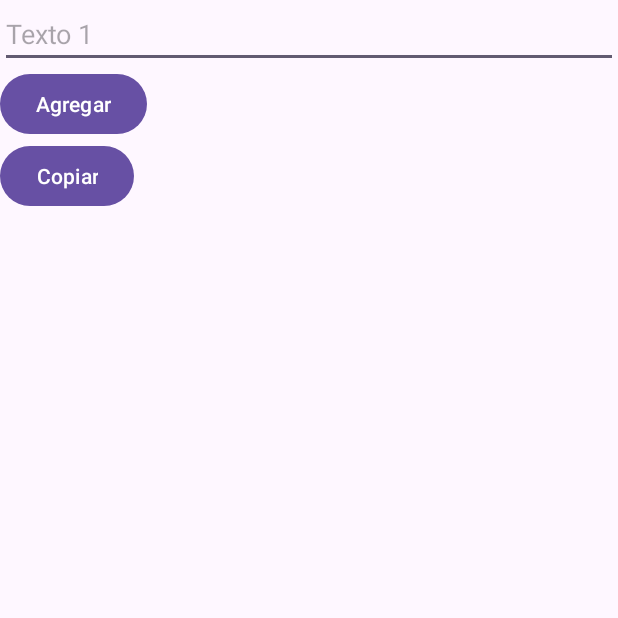
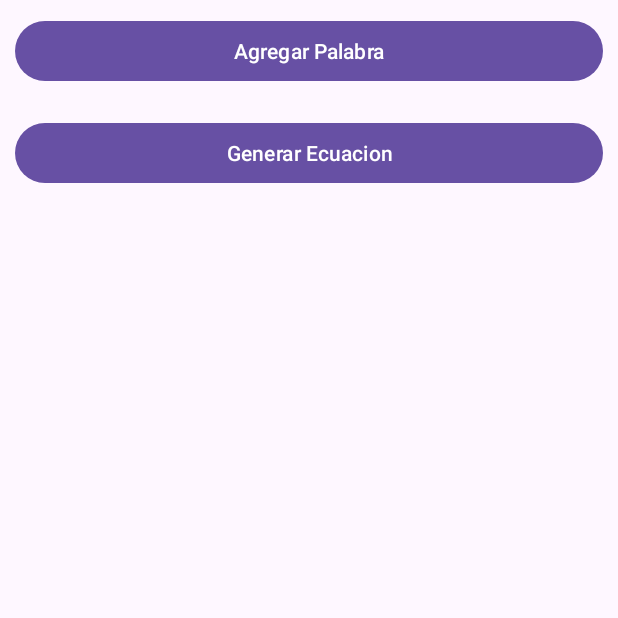
Before and after one commit to alancarlossilvestre/App_Ecuacion_De_Busqueda, an Android app: the screen it shows after launch (MainActivity), on a phone screen of 412 x 824 dp, the top half of it. Run offline under Robolectric (Android 15) with nearby library versions, the phone set to English and light mode, and no system bars.

Commit message:
funcionalidad de agregar palabras lista

```diff
--- a/app/src/main/java/com/example/dicionario/MainActivity.kt
+++ b/app/src/main/java/com/example/dicionario/MainActivity.kt
@@ -1,45 +1,66 @@
 package com.example.dicionario
 
+import android.content.Context
 import androidx.appcompat.app.AppCompatActivity
 import android.os.Bundle
+import android.view.LayoutInflater
 import android.view.View
 import android.view.ViewGroup
-import android.webkit.WebView
+import android.view.inputmethod.InputMethodManager
 import android.widget.Button
+import android.widget.ImageView
 import android.widget.LinearLayout
 import android.widget.TextView
+import androidx.appcompat.widget.AppCompatImageView
+import com.example.dicionario.controladorInput.InputManager
 import com.google.android.material.textfield.TextInputEditText
-import com.google.android.material.textfield.TextInputLayout
 
 class MainActivity : AppCompatActivity() {
-    private lateinit var textInputEditTextManager: textInputManager
+
     private lateinit var copiarTextoManager: copiarTextoManager
+    private lateinit var linearLayout: LinearLayout
+    private lateinit var btnAgregar: Button
+    private lateinit var txtInputPalabra: TextInputEditText
+    private lateinit var txtInputSinonimo : TextInputEditText
 
-    private lateinit var textInputContainer: ViewGroup
-    private lateinit var textoAcumuladoTextView: TextView
-
+    private lateinit var btnAdd : AppCompatImageView
+    private var contadorP = 0
+    private var contadorS = 0
 
     override fun onCreate(savedInstanceState: Bundle?) {
         super.onCreate(savedInstanceState)
         setContentView(R.layout.activity_main)
 
-        textInputContainer = findViewById(R.id.textInputContainer)
-        textoAcumuladoTextView = findViewById(R.id.textoAcumuladoTextView)
+        linearLayout = findViewById(R.id.linearLayoutMain)
+        btnAgregar = findViewById(R.id.btnAgregarPalabramain)
 
-        textInputEditTextManager = textInputManager(this, textInputContainer)
-        copiarTextoManager = copiarTextoManager(textInputContainer, textoAcumuladoTextView)
+        btnAgregar.setOnClickListener {
+            agregarElemento()
+        }
+    }
 
+    fun generarEcuacion(view: View) {
 
     }
 
-    fun agregarTextInputEditText(view: View) {
-        textInputEditTextManager.agregarTextInputEditText()
+    private fun agregarElemento(){
+        val inflater = getSystemService(Context.LAYOUT_INFLATER_SERVICE) as LayoutInflater
+        val nuevoElemento = inflater.inflate(R.layout.palabras_y_sinonimos, null)
+
+        //val txtViewIngresePalabra = nuevoElemento.findViewById<TextView>(R.id.textViewIngresePalabra)
+        val txtInputPalabra =  nuevoElemento.findViewById<TextInputEditText>(R.id.palabra_1)
+        //val linearLayoutSinonimo = nuevoElemento.findViewById<LinearLayout>(R.id.textInputSinonimoContainer)
+        //val txtViewSP = nuevoElemento.findViewById<TextView>(R.id.txtViewPS)
+        val txtInputSinonimo =  nuevoElemento.findViewById<TextInputEditText>(R.id.inputEditTextSinonimo)
+        //val linearLayoutAddDelete = nuevoElemento.findViewById<LinearLayout>(R.id.layoutAddDelet)
+        btnAdd =  nuevoElemento.findViewById(R.id.addS)
+        //val btnDelete = nuevoElemento.findViewById<ImageView>(R.id.quitarS)
+
+        contadorP++
+        txtInputPalabra.hint = "Palabra $contadorP"
+        txtInputSinonimo.hint = "Sinonimo"
+
+        linearLayout.addView(nuevoElemento)
     }
 
-    fun copiarTexto(view: View) {
-        copiarTextoManager.copiarTexto()
-    }
-
-
-
 }
--- /dev/null
+++ b/app/src/main/res/drawable/baseline_add_24.xml
@@ -0,0 +1,5 @@
+<vector android:height="24dp" android:tint="#2B2A2A"
+    android:viewportHeight="24" android:viewportWidth="24"
+    android:width="24dp" xmlns:android="http://schemas.android.com/apk/res/android">
+    <path android:fillColor="@android:color/white" android:pathData="M19,13h-6v6h-2v-6H5v-2h6V5h2v6h6v2z"/>
+</vector>
--- /dev/null
+++ b/app/src/main/res/drawable/baseline_delete_24.xml
@@ -0,0 +1,5 @@
+<vector android:height="24dp" android:tint="#2B2A2A"
+    android:viewportHeight="24" android:viewportWidth="24"
+    android:width="24dp" xmlns:android="http://schemas.android.com/apk/res/android">
+    <path android:fillColor="@android:color/white" android:pathData="M6,19c0,1.1 0.9,2 2,2h8c1.1,0 2,-0.9 2,-2V7H6v12zM19,4h-3.5l-1,-1h-5l-1,1H5v2h14V4z"/>
+</vector>
--- a/app/src/main/res/layout/activity_main.xml
+++ b/app/src/main/res/layout/activity_main.xml
@@ -1,46 +1,40 @@
-<LinearLayout
-    xmlns:android="http://schemas.android.com/apk/res/android"
-    xmlns:tools="http://schemas.android.com/tools"
+<LinearLayout xmlns:android="http://schemas.android.com/apk/res/android"
     android:id="@+id/container"
     android:layout_width="match_parent"
     android:layout_height="match_parent"
     android:orientation="vertical">
 
-
+    <ScrollView
+        android:layout_width="match_parent"
+        android:layout_height="match_parent">
         <LinearLayout
-        android:id="@+id/textInputContainer"
             android:layout_width="match_parent"
             android:layout_height="wrap_content"
             android:orientation="vertical">
 
-        <!-- TextInputEditText inicial -->
-        <com.google.android.material.textfield.TextInputEditText
-            android:id="@+id/textInputEditText"
+        <LinearLayout
+            android:id="@+id/linearLayoutMain"
             android:layout_width="match_parent"
             android:layout_height="wrap_content"
-            android:hint="Texto 1" />
-
+            android:orientation="vertical">
             </LinearLayout>
 
             <Button
-        android:id="@+id/addButton"
-        android:layout_width="wrap_content"
+                android:id="@+id/btnAgregarPalabramain"
+                android:layout_width="match_parent"
                 android:layout_height="wrap_content"
-        android:text="Agregar"
-        android:onClick="agregarTextInputEditText" />
+                android:layout_margin="10dp"
+                android:text="Agregar Palabra" />
 
             <Button
-        android:id="@+id/copiarButton"
-        android:layout_width="wrap_content"
-        android:layout_height="wrap_content"
-        android:text="Copiar"
-        android:onClick="copiarTexto" />
 
-    <TextView
-        android:id="@+id/textoAcumuladoTextView"
                 android:layout_width="match_parent"
                 android:layout_height="wrap_content"
-        android:layout_marginTop="16dp"
-        android:textAppearance="@style/TextAppearance.AppCompat.Medium" />
+                android:layout_margin="10dp"
+                android:text="Generar Ecuacion"
+                android:onClick="generarEcuacion" />
+        </LinearLayout>
+
+    </ScrollView>
 
 </LinearLayout>
```
Also changed, not shown: app/src/main/java/com/example/dicionario/controladorInput/InputManager.kt (added, +33 -0 lines), app/src/main/java/com/example/dicionario/textInputManager.kt (deleted, +0 -31 lines), app/src/main/res/layout/palabras_y_sinonimos.xml (added, +86 -0 lines), app/src/main/res/drawable/border.xml (renamed from app/src/main/res/drawable/borde.xml). Lines whose indentation alone changed are shown as unchanged.
